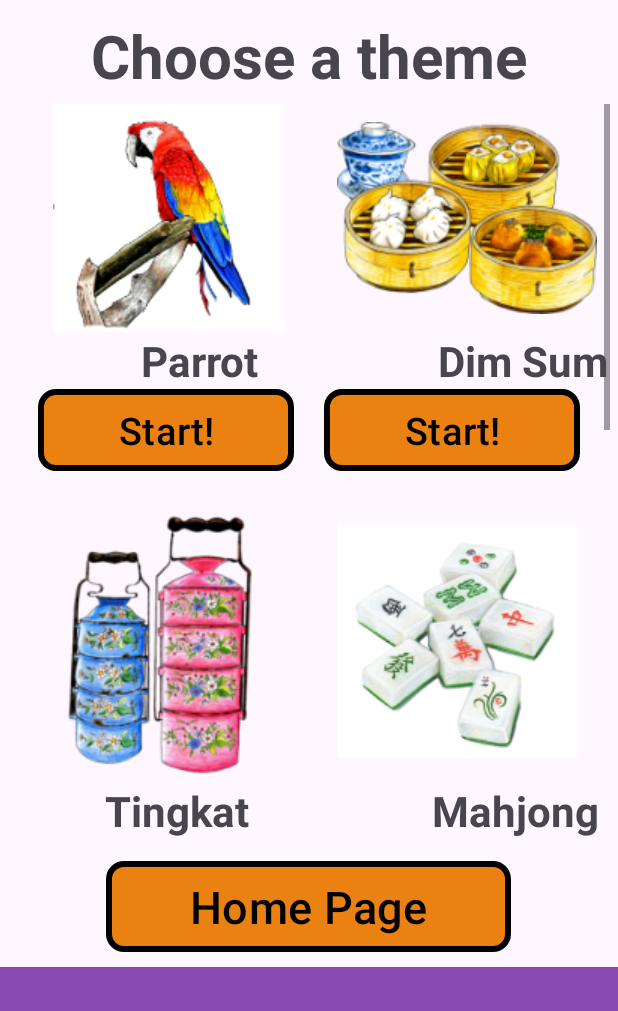
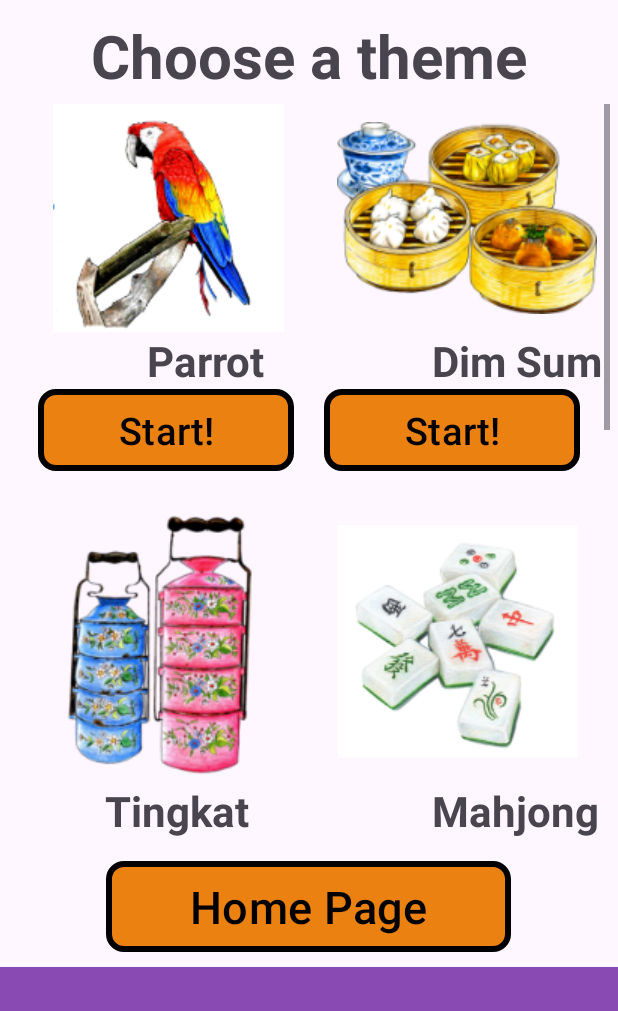
Before and after one commit to CheeChunWaiGabriel/NostalgiaMatchingFYP2024, an Android app: the ExpertActivity screen opened directly, with no data from a screen before it, on a phone screen of 412 x 824 dp, the part 207-1218 px from its top. Run offline under Robolectric (Android 15) with nearby library versions, the phone set to English and light mode, and no system bars.

Commit message:
Fixed "Dim Sum" not displaying fully in emulator app.

```diff
--- a/app/src/main/res/layout/activity_puzzle_expert.xml
+++ b/app/src/main/res/layout/activity_puzzle_expert.xml
@@ -129,7 +129,7 @@
                     android:layout_width="0dp"
                     android:layout_height="wrap_content"
                     android:layout_gravity="center_horizontal"
-                    android:layout_marginLeft="30dp"
+                    android:layout_marginLeft="15dp"
                     android:layout_weight="1"
                     android:text="@string/DimSum"
                     android:textSize="28sp"
```
